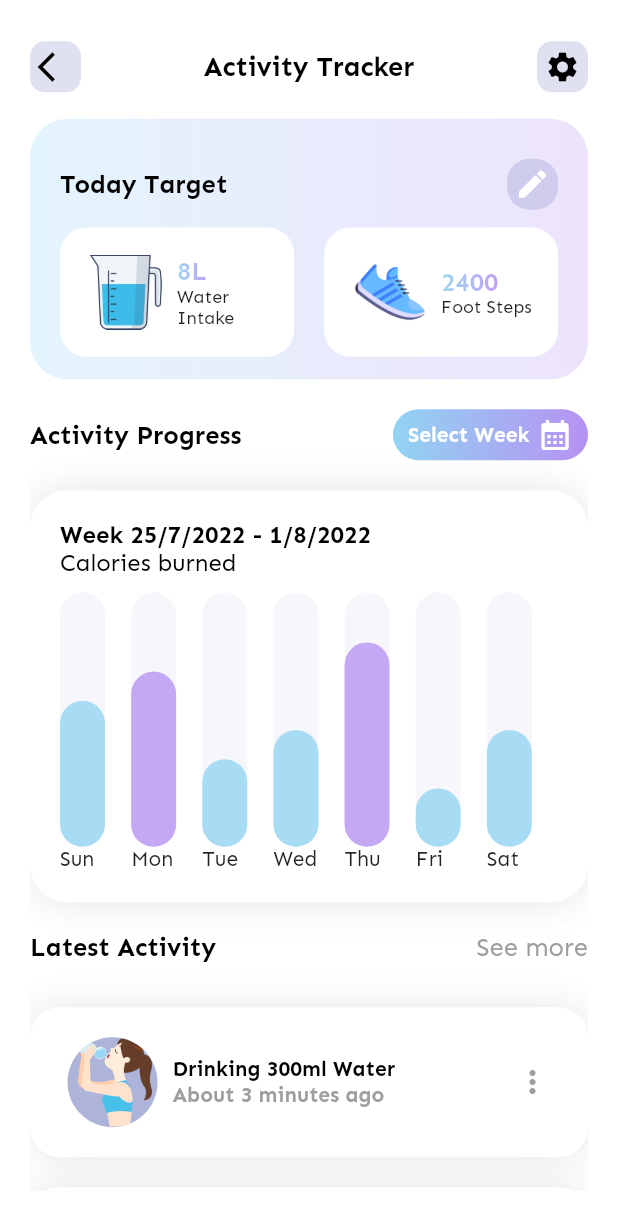
After one commit to nguyenminhhung2011/GHealth, a Flutter app: the ActivityTrackerScreen screen opened directly, on a phone screen of 412 x 824 dp. The commit adds this screen. Shown: the top 1226 px of the screen. Run offline on Flutter 3.47's test engine with Material 2 defaults, Android fonts, the phone set to English and light mode, and no system bars; our stand-ins replace cloud_firestore, firebase_auth, firebase_core, firebase_storage, get, scroll_snap_list; accounts and stored records are empty.

Commit message:
Activity Tracker screen UI

```diff
--- a/lib/apps/data/fakeData.dart
+++ b/lib/apps/data/fakeData.dart
@@ -1,13 +1,41 @@
 import 'package:flutter/material.dart';
 
 class FakeData {
-  static List<Widget> listViewIntro = [
-    Container(
-      child: Image.asset('assets/gift/Workout2.gif'),
-    ),
-    Container(
-      // color: Colors.red,
-      child: Image.asset('assets/gift/Workout3.gif'),
-    ),
+  static List<Map<String, dynamic>> calories = [
+    {
+      'day': 'Sun',
+      '1': 50.0,
+      '2': 100.0,
+    },
+    {
+      'day': 'Mon',
+      '1': 60.0,
+      '2': 100.0,
+    },
+    {
+      'day': 'Tue',
+      '1': 30.0,
+      '2': 100.0,
+    },
+    {
+      'day': 'Wed',
+      '1': 40.0,
+      '2': 100.0,
+    },
+    {
+      'day': 'Thu',
+      '1': 70.0,
+      '2': 100.0,
+    },
+    {
+      'day': 'Fri',
+      '1': 20.0,
+      '2': 100.0,
+    },
+    {
+      'day': 'Sat',
+      '1': 40.0,
+      '2': 100.0,
+    },
   ];
 }
--- /dev/null
+++ b/lib/apps/global_widgets/BarChartItem.dart
@@ -0,0 +1,48 @@
+import 'package:flutter/material.dart';
+
+import '../template/misc/colors.dart';
+
+class BarChartItem extends StatelessWidget {
+  final double heightOfBar;
+  final double firstData;
+  final double seconData;
+  const BarChartItem(
+      {Key? key,
+      required this.heightOfBar,
+      required this.firstData,
+      required this.seconData})
+      : super(key: key);
+
+  @override
+  Widget build(BuildContext context) {
+    return Container(
+      child: Stack(
+        children: [
+          Container(
+            width: 30,
+            height: heightOfBar,
+            decoration: BoxDecoration(
+              borderRadius: BorderRadius.circular(20),
+              color: AppColors.primaryColor.withOpacity(0.05),
+            ),
+          ),
+          Column(
+            children: [
+              Spacer(),
+              Container(
+                width: 30,
+                height: seconData / firstData * heightOfBar,
+                decoration: BoxDecoration(
+                  borderRadius: BorderRadius.circular(20),
+                  color: (seconData / firstData > 0.5)
+                      ? AppColors.primaryColor2
+                      : AppColors.primaryColor1,
+                ),
+              ),
+            ],
+          ),
+        ],
+      ),
+    );
+  }
+}
--- /dev/null
+++ b/lib/apps/global_widgets/GradientText.dart
@@ -0,0 +1,24 @@
+import 'package:flutter/material.dart';
+
+class GradientText extends StatelessWidget {
+  const GradientText(
+    this.text, {
+    required this.gradient,
+    this.style,
+  });
+
+  final String text;
+  final TextStyle? style;
+  final Gradient gradient;
+
+  @override
+  Widget build(BuildContext context) {
+    return ShaderMask(
+      blendMode: BlendMode.srcIn,
+      shaderCallback: (bounds) => gradient.createShader(
+        Rect.fromLTWH(0, 0, bounds.width, bounds.height),
+      ),
+      child: Text(text, style: style),
+    );
+  }
+}
--- /dev/null
+++ b/lib/apps/global_widgets/TargetCard.dart
@@ -0,0 +1,64 @@
+import 'package:flutter/material.dart';
+import 'package:gold_health/apps/global_widgets/GradientText.dart';
+
+import '../template/misc/colors.dart';
+
+class TargetCard extends StatelessWidget {
+  final String imagePath;
+  final String data;
+  final String targetType;
+  const TargetCard({
+    Key? key,
+    required this.imagePath,
+    required this.data,
+    required this.targetType,
+  }) : super(key: key);
+
+  @override
+  Widget build(BuildContext context) {
+    return Expanded(
+      flex: 1,
+      child: Container(
+        padding: const EdgeInsets.symmetric(horizontal: 10, vertical: 15),
+        decoration: BoxDecoration(
+          color: AppColors.mainColor,
+          borderRadius: BorderRadius.circular(18),
+        ),
+        child: Row(
+          children: [
+            Expanded(
+              child: Image.asset(
+                imagePath,
+                height: 50,
+              ),
+            ),
+            Expanded(
+              child: Column(
+                crossAxisAlignment: CrossAxisAlignment.start,
+                mainAxisAlignment: MainAxisAlignment.center,
+                children: [
+                  GradientText(
+                    data,
+                    gradient: AppColors.colorGradient,
+                    style: TextStyle(
+                      fontWeight: FontWeight.w600,
+                      fontSize: 17,
+                    ),
+                  ),
+//                  const SizedBox(height: 10),
+                  Text(
+                    targetType,
+                    style: TextStyle(
+                      fontSize: 12,
+                      fontWeight: FontWeight.w500,
+                    ),
+                  )
+                ],
+              ),
+            )
+          ],
+        ),
+      ),
+    );
+  }
+}
--- /dev/null
+++ b/lib/apps/global_widgets/actiCard.dart
@@ -0,0 +1,90 @@
+import 'package:flutter/material.dart';
+
+import '../template/misc/colors.dart';
+
+class ActiCard extends StatelessWidget {
+  final String title;
+  final String mainTitle;
+  final String imagePath;
+  final Function() press;
+  const ActiCard({
+    Key? key,
+    required this.widthDevice,
+    required this.title,
+    required this.mainTitle,
+    required this.imagePath,
+    required this.press,
+  }) : super(key: key);
+
+  final double widthDevice;
+
+  @override
+  Widget build(BuildContext context) {
+    return Padding(
+      padding: const EdgeInsets.symmetric(vertical: 10),
+      child: Container(
+        width: widthDevice,
+        padding: const EdgeInsets.symmetric(vertical: 20, horizontal: 25),
+        decoration: BoxDecoration(
+          borderRadius: BorderRadius.circular(20),
+          color: AppColors.mainColor,
+          boxShadow: [
+            BoxShadow(
+              color: Colors.black.withOpacity(0.05),
+              offset: const Offset(2, 3),
+              blurRadius: 20,
+            ),
+            BoxShadow(
+              color: Colors.black.withOpacity(0.05),
+              offset: Offset(-2, -3),
+              blurRadius: 20,
+            )
+          ],
+        ),
+        child: Row(
+          children: [
+            Container(
+              height: 60,
+              width: 60,
+              decoration: BoxDecoration(
+                color: AppColors.primaryColor.withOpacity(0.5),
+                shape: BoxShape.circle,
+                image: DecorationImage(
+                  fit: BoxFit.cover,
+                  image: AssetImage(
+                    imagePath,
+                  ),
+                ),
+              ),
+            ),
+            const SizedBox(width: 10),
+            Column(
+              crossAxisAlignment: CrossAxisAlignment.start,
+              children: [
+                Text(
+                  mainTitle,
+                  style: TextStyle(
+                    color: Colors.black,
+                    fontWeight: FontWeight.bold,
+                  ),
+                ),
+                Text(
+                  title,
+                  style: TextStyle(
+                    color: Colors.grey,
+                    fontWeight: FontWeight.bold,
+                  ),
+                )
+              ],
+            ),
+            Spacer(),
+            InkWell(
+              onTap: press,
+              child: Icon(Icons.more_vert, color: Colors.grey),
+            )
+          ],
+        ),
+      ),
+    );
+  }
+}
--- a/lib/apps/pages/basic_info_screen/get_height_screen.dart
+++ b/lib/apps/pages/basic_info_screen/get_height_screen.dart
@@ -8,6 +8,7 @@ import '../../global_widgets/boxData.dart';
 import '../../global_widgets/buttonMain.dart';
 import '../../routes/routeName.dart';
 import '../../template/misc/colors.dart';
+import '../dashboard_screen/activity_trackerScreen.dart';
 
 class GetHeightScreen extends StatefulWidget {
   const GetHeightScreen({Key? key}) : super(key: key);
@@ -138,7 +139,14 @@ class _GetHeightScreenState extends State<GetHeightScreen> {
               alignment: Alignment.bottomCenter,
               child: ButtonDesign(
                 title: 'Next',
-                press: () {},
+                press: () {
+                  Navigator.push(
+                    context,
+                    MaterialPageRoute(
+                      builder: (context) => ActivityTrackerScreen(),
+                    ),
+                  );
+                },
               ),
             ),
           ],
--- a/lib/apps/pages/basic_info_screen/widgets/select_duration_button.dart
+++ b/lib/apps/pages/basic_info_screen/widgets/select_duration_button.dart
@@ -60,7 +60,7 @@ class SelectDurationButton extends StatelessWidget {
               ),
               decoration: BoxDecoration(
                   borderRadius: BorderRadius.circular(10),
-                  gradient: AppColors.colorOfButtonDuration),
+                  gradient: AppColors.colorContainerTodayTarget),
               child: Column(
                 crossAxisAlignment: CrossAxisAlignment.start,
                 children: [
--- /dev/null
+++ b/lib/apps/pages/dashboard_screen/activity_trackerScreen.dart
@@ -0,0 +1,366 @@
+import 'package:flutter/material.dart';
+import 'package:flutter/src/foundation/key.dart';
+import 'package:flutter/src/widgets/framework.dart';
+import 'package:gold_health/apps/data/fakeData.dart';
+import 'package:gold_health/apps/global_widgets/GradientText.dart';
+
+import '../../global_widgets/BarChartItem.dart';
+import '../../global_widgets/TargetCard.dart';
+import '../../global_widgets/actiCard.dart';
+import '../../template/misc/colors.dart';
+
+class ActivityTrackerScreen extends StatelessWidget {
+  const ActivityTrackerScreen({Key? key}) : super(key: key);
+
+  @override
+  Widget build(BuildContext context) {
+    var heightDevice = MediaQuery.of(context).size.height;
+    var widthDevice = MediaQuery.of(context).size.width;
+    return Scaffold(
+      backgroundColor: AppColors.mainColor,
+      body: SafeArea(
+        child: Padding(
+          padding:
+              const EdgeInsets.only(top: 10, left: 20, right: 20, bottom: 30),
+          child: Column(
+            children: [
+              Expanded(
+                flex: (heightDevice / 20 * 2).round(),
+                child: Container(
+                  child: Row(
+                    children: [
+                      InkWell(
+                        onTap: () => Navigator.pop(context),
+                        child: Container(
+                          padding: const EdgeInsets.all(5),
+                          decoration: BoxDecoration(
+                            borderRadius: BorderRadius.circular(10),
+                            color: AppColors.primaryColor.withOpacity(0.2),
+                          ),
+                          child: Icon(
+                            Icons.arrow_back_ios,
+                            color: Colors.black,
+                          ),
+                        ),
+                      ),
+                      Spacer(),
+                      Text(
+                        'Activity Tracker',
+                        style: Theme.of(context).textTheme.headline4!.copyWith(
+                              fontSize: 18,
+                              fontFamily: "Sen",
+                            ),
+                      ),
+                      Spacer(),
+                      InkWell(
+                        onTap: () {},
+                        child: Container(
+                          padding: const EdgeInsets.all(5),
+                          decoration: BoxDecoration(
+                            borderRadius: BorderRadius.circular(10),
+                            color: AppColors.primaryColor.withOpacity(0.2),
+                          ),
+                          child: Icon(
+                            Icons.settings,
+                            color: Colors.black,
+                          ),
+                        ),
+                      ),
+                    ],
+                  ),
+                ),
+              ),
+              Expanded(
+                flex: (heightDevice / 20 * 5).round(),
+                child: Container(
+                  width: widthDevice,
+                  padding:
+                      const EdgeInsets.symmetric(horizontal: 20, vertical: 15),
+                  decoration: BoxDecoration(
+                    //color: AppColors.primaryColor,
+                    borderRadius: BorderRadius.circular(25),
+                    gradient: AppColors.colorContainerTodayTarget,
+                  ),
+                  child: Column(
+                    children: [
+                      Expanded(
+                        flex: 2,
+                        child: Container(
+                          alignment: Alignment.center,
+                          child: Row(children: [
+                            Text(
+                              'Today Target',
+                              style: TextStyle(
+                                color: Colors.black,
+                                fontWeight: FontWeight.bold,
+                                fontSize: 17,
+                              ),
+                            ),
+                            Spacer(),
+                            InkWell(
+                              borderRadius: BorderRadius.circular(15),
+                              onTap: () {},
+                              child: Container(
+                                padding: const EdgeInsets.all(5),
+                                decoration: BoxDecoration(
+                                  borderRadius: BorderRadius.circular(15),
+                                  color:
+                                      AppColors.primaryColor.withOpacity(0.2),
+                                ),
+                                child: Icon(
+                                  Icons.edit,
+                                  color: Colors.white,
+                                ),
+                              ),
+                            )
+                          ]),
+                        ),
+                      ),
+                      Expanded(
+                        flex: 3,
+                        child: Container(
+                          child: Row(
+                            children: [
+                              TargetCard(
+                                imagePath: 'assets/images/cup.png',
+                                data: '8L',
+                                targetType: 'Water Intake',
+                              ),
+                              const SizedBox(width: 20),
+                              TargetCard(
+                                imagePath: 'assets/images/shoes.png',
+                                data: '2400',
+                                targetType: 'Foot Steps',
+                              )
+                            ],
+                          ),
+                        ),
+                      )
+                    ],
+                  ),
+                ),
+              ),
+              const SizedBox(height: 20),
+              Expanded(
+                flex: (heightDevice / 20 * 15).round(),
+                child: Container(
+                  child: SingleChildScrollView(
+                    scrollDirection: Axis.vertical,
+                    child: Column(
+                      children: [
+                        Container(
+                          child: Column(
+                            children: [
+                              Row(
+                                children: [
+                                  Text(
+                                    'Activity Progress',
+                                    style: Theme.of(context)
+                                        .textTheme
+                                        .headline4!
+                                        .copyWith(
+                                          fontSize: 17,
+                                        ),
+                                  ),
+                                  Spacer(),
+                                  ButtonIconGradientColor(
+                                    title: 'Select Week',
+                                    icon: Icons.calendar_month,
+                                    press: () {},
+                                  )
+                                ],
+                              ),
+                              const SizedBox(height: 20),
+                              Container(
+                                width: widthDevice,
+                                height: heightDevice / 3,
+                                padding: const EdgeInsets.all(20),
+                                decoration: BoxDecoration(
+                                  borderRadius: BorderRadius.circular(25),
+                                  color: Colors.white,
+                                  boxShadow: [
+                                    BoxShadow(
+                                      color: Colors.black.withOpacity(0.05),
+                                      offset: const Offset(2, 3),
+                                      blurRadius: 20,
+                                    ),
+                                    BoxShadow(
+                                      color: Colors.black.withOpacity(0.05),
+                                      offset: Offset(-2, -3),
+                                      blurRadius: 20,
+                                    )
+                                  ],
+                                ),
+                                child: Column(
+                                  crossAxisAlignment: CrossAxisAlignment.start,
+                                  children: [
+                                    Text(
+                                      'Week 25/7/2022 - 1/8/2022',
+                                      style: TextStyle(
+                                        color: Colors.black,
+                                        fontWeight: FontWeight.w600,
+                                        fontSize: 16,
+                                      ),
+                                    ),
+                                    Text(
+                                      'Calories burned',
+                                      style: TextStyle(
+                                        color: Colors.black,
+                                        fontWeight: FontWeight.w500,
+                                        fontSize: 16,
+                                      ),
+                                    ),
+                                    const SizedBox(height: 10),
+                                    Expanded(
+                                      child: Container(
+                                        child: ChartCalories(
+                                          heightOfBar: heightDevice / 3 - 80,
+                                        ),
+                                      ),
+                                    ),
+                                    Container(
+                                        child: Row(
+                                      children: FakeData.calories
+                                          .map(
+                                            (e) => Expanded(
+                                              child: Text(
+                                                e['day'],
+                                                style: TextStyle(
+                                                    fontWeight:
+                                                        FontWeight.w500),
+                                              ),
+                                            ),
+                                          )
+                                          .toList(),
+                                    ))
+                                  ],
+                                ),
+                              )
+                            ],
+                          ),
+                        ),
+                        const SizedBox(height: 20),
+                        Container(
+                          child: Column(
+                            children: [
+                              Row(
+                                children: [
+                                  Text(
+                                    'Latest Activity',
+                                    style: Theme.of(context)
+                                        .textTheme
+                                        .headline4!
+                                        .copyWith(
+                                          fontSize: 17,
+                                        ),
+                                  ),
+                                  Spacer(),
+                                  InkWell(
+                                    onTap: () {},
+                                    child: Text(
+                                      'See more',
+                                      style: TextStyle(
+                                        color: Colors.grey,
+                                        fontWeight: FontWeight.w500,
+                                        fontSize: 17,
+                                      ),
+                                    ),
+                                  )
+                                ],
+                              ),
+                              const SizedBox(height: 20),
+                              Column(
+                                children: [
+                                  ActiCard(
+                                    widthDevice: widthDevice,
+                                    imagePath: 'assets/images/drinking.png',
+                                    title: 'About 3 minutes ago',
+                                    mainTitle: 'Drinking 300ml Water',
+                                    press: () {},
+                                  ),
+                                  ActiCard(
+                                    widthDevice: widthDevice,
+                                    imagePath: 'assets/images/eating.png',
+                                    title: 'About 10 minutes ago',
+                                    mainTitle: 'Eat Snack (Fitbar)',
+                                    press: () {},
+                                  ),
+                                ],
+                              )
+                            ],
+                          ),
+                        ),
+                      ],
+                    ),
+                  ),
+                ),
+              ),
+            ],
+          ),
+        ),
+      ),
+    );
+  }
+}
+
+class ButtonIconGradientColor extends StatelessWidget {
+  final String title;
+  final IconData icon;
+  final Function() press;
+  const ButtonIconGradientColor(
+      {Key? key, required this.title, required this.icon, required this.press})
+      : super(key: key);
+
+  @override
+  Widget build(BuildContext context) {
+    return InkWell(
+      borderRadius: BorderRadius.circular(20),
+      onTap: press,
+      child: Container(
+        padding: const EdgeInsets.symmetric(horizontal: 10, vertical: 5),
+        decoration: BoxDecoration(
+          gradient: AppColors.colorGradient,
+          borderRadius: BorderRadius.circular(20),
+        ),
+        child: Row(
+          children: [
+            Text(
+              title,
+              style: TextStyle(
+                color: Colors.white,
+                fontWeight: FontWeight.w600,
+              ),
+            ),
+            const SizedBox(width: 5),
+            Icon(icon, color: Colors.white),
+          ],
+        ),
+      ),
+    );
+  }
+}
+
+class ChartCalories extends StatelessWidget {
+  final double heightOfBar;
+  const ChartCalories({Key? key, required this.heightOfBar}) : super(key: key);
+
+  @override
+  Widget build(BuildContext context) {
+    return Container(
+      width: double.infinity,
+      alignment: Alignment.center,
+      child: Row(
+        mainAxisAlignment: MainAxisAlignment.center,
+        children: FakeData.calories.map((e) {
+          return Expanded(
+            child: BarChartItem(
+              heightOfBar: heightOfBar,
+              firstData: e['2'],
+              seconData: e['1'],
+            ),
+          );
+        }).toList(),
+      ),
+    );
+  }
+}
--- a/lib/apps/template/misc/colors.dart
+++ b/lib/apps/template/misc/colors.dart
@@ -8,6 +8,8 @@ class AppColors {
   static const Color lightModeTextcolor = Color.fromARGB(255, 41, 40, 40);
   static const Color darkModeTextColor = Colors.white;
   static const Color primaryColor = Color(0xFF5d69b3);
+  static const Color primaryColor1 = Color.fromARGB(157, 118, 201, 239);
+  static const Color primaryColor2 = Color.fromARGB(157, 164, 118, 239);
   static const Color textColor1 = Colors.grey;
   static Color mainColor =
       (Get.isDarkMode) ? darkModeMainColor : lightModeMainColor;
@@ -25,4 +27,29 @@ class AppColors {
       Colors.white,
     ],
   );
+  static Gradient colorContainerTodayTarget = LinearGradient(
+    begin: Alignment.centerLeft,
+    end: Alignment.centerRight,
+    colors: [
+      primaryColor1.withOpacity(0.2),
+      primaryColor2.withOpacity(0.2),
+    ],
+  );
+  static Gradient colorGradient = LinearGradient(
+    begin: Alignment.centerLeft,
+    end: Alignment.centerRight,
+    colors: [
+      primaryColor1.withOpacity(0.8),
+      primaryColor2.withOpacity(0.8),
+    ],
+  );
+  static Gradient colorOfBarChar = LinearGradient(
+    begin: Alignment.centerLeft,
+    end: Alignment.centerRight,
+    colors: [
+      primaryColor1.withOpacity(0.3),
+      primaryColor1.withOpacity(0.3),
+      primaryColor2.withOpacity(0.3),
+    ],
+  );
 }
```
Also changed, not shown: assets/images/cup.png (added), assets/images/drinking.png (added), assets/images/eating.png (added), assets/images/shoes.png (added).
